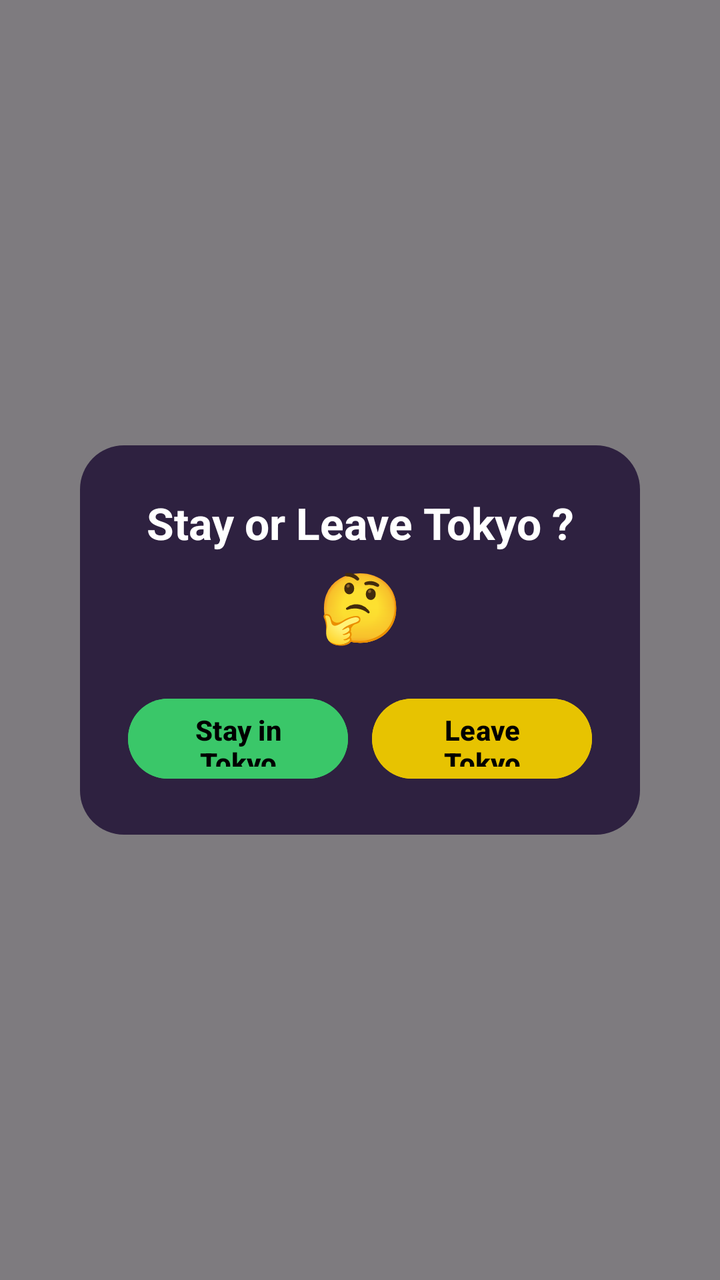
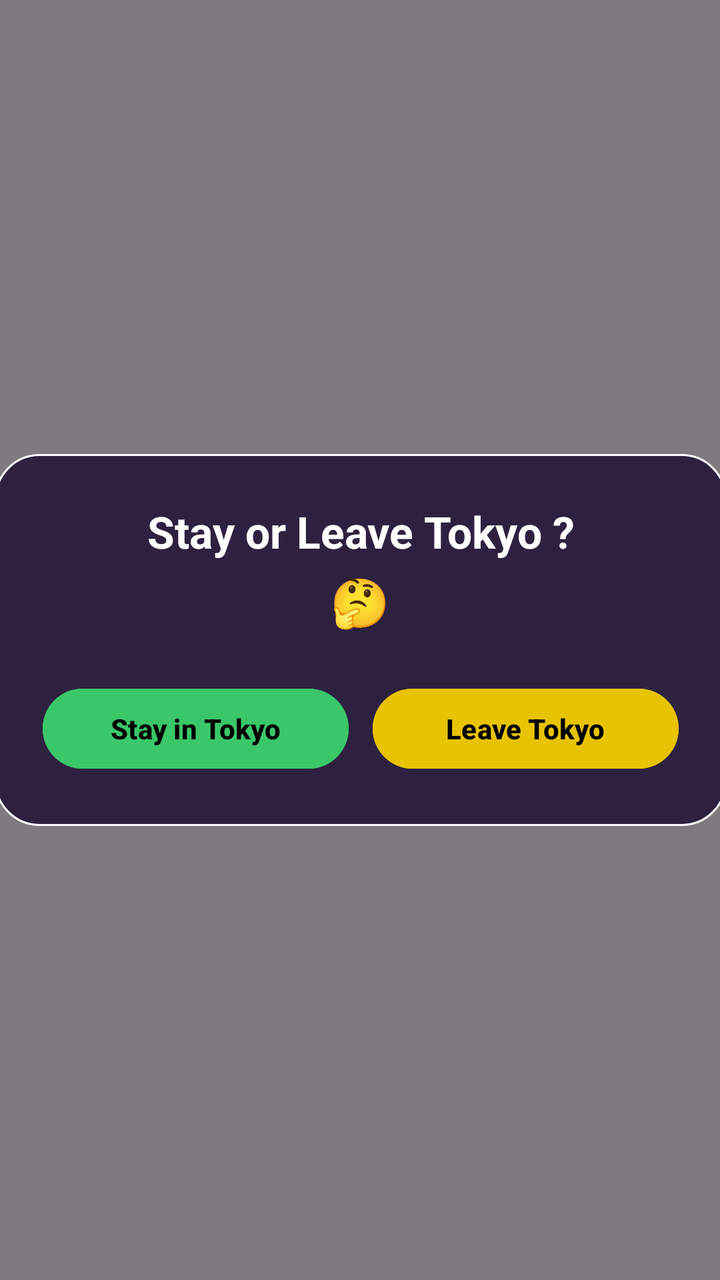

Screens rendered from an Android XML layout before and after an edit, with the pre-edit source and the edit as a unified diff.
<!-- AndroidManifest.xml: application theme Theme.KingOfTokyo -->
<!-- res/layout/fragment_stay_leave_tokyo.xml -->
<?xml version="1.0" encoding="utf-8"?>
<androidx.constraintlayout.widget.ConstraintLayout
    xmlns:android="http://schemas.android.com/apk/res/android"
    xmlns:app="http://schemas.android.com/apk/res-auto"
    android:layout_width="match_parent"
    android:layout_height="match_parent"
    android:background="#80000000">

    
    <androidx.constraintlayout.widget.ConstraintLayout
        android:id="@+id/popup_container"
        android:layout_width="0dp"
        android:layout_height="wrap_content"
        android:layout_margin="40dp"
        android:background="@drawable/bg_stay_leave_popup"
        android:padding="24dp"
        app:layout_constraintTop_toTopOf="parent"
        app:layout_constraintBottom_toBottomOf="parent"
        app:layout_constraintStart_toStartOf="parent"
        app:layout_constraintEnd_toEndOf="parent">

        
        <TextView
            android:id="@+id/title_text"
            android:layout_width="wrap_content"
            android:layout_height="wrap_content"
            android:text="@string/stay_or_leave_tokyo"
            android:textColor="#FFFFFF"
            android:textSize="22sp"
            android:textStyle="bold"
            android:gravity="center"
            app:layout_constraintTop_toTopOf="parent"
            app:layout_constraintStart_toStartOf="parent"
            app:layout_constraintEnd_toEndOf="parent"/>

        <TextView
            android:id="@+id/emoji_text"
            android:layout_width="wrap_content"
            android:layout_height="wrap_content"
            android:text="🤔"
            android:textSize="34sp"
            app:layout_constraintTop_toBottomOf="@id/title_text"
            app:layout_constraintStart_toStartOf="parent"
            app:layout_constraintEnd_toEndOf="parent"
            android:layout_marginTop="4dp"/>

        
        <LinearLayout
            android:id="@+id/buttons_container"
            android:layout_width="0dp"
            android:layout_height="wrap_content"
            android:orientation="horizontal"
            android:gravity="center"
            android:layout_marginTop="20dp"
            app:layout_constraintTop_toBottomOf="@id/emoji_text"
            app:layout_constraintStart_toStartOf="parent"
            app:layout_constraintEnd_toEndOf="parent">

            
            <Button
                android:id="@+id/button_stay"
                android:layout_width="0dp"
                android:layout_height="48dp"
                android:layout_weight="1"
                android:text="@string/stay_in_tokyo"
                android:textStyle="bold"
                android:backgroundTint="#3AC769"
                android:textColor="#000000" />

            
            <Button
                android:id="@+id/button_leave"
                android:layout_width="0dp"
                android:layout_height="48dp"
                android:layout_weight="1"
                android:text="@string/leave_tokyo"
                android:textStyle="bold"
                android:backgroundTint="#E7C301"
                android:textColor="#000000"
                android:layout_marginStart="12dp"/>
        </LinearLayout>

    </androidx.constraintlayout.widget.ConstraintLayout>

</androidx.constraintlayout.widget.ConstraintLayout>
<!-- resources referenced by this layout -->
<resources>
  <!-- drawable bg_stay_leave_popup (drawable) -->
  <?xml version="1.0" encoding="utf-8"?>
  <shape xmlns:android="http://schemas.android.com/apk/res/android"
      android:shape="rectangle">
      <solid android:color="#2E2140"/> 
      <corners android:radius="22dp"/>
  </shape>
  <string name="leave_tokyo">Leave Tokyo</string>
  <string name="stay_in_tokyo">Stay in Tokyo</string>
  <string name="stay_or_leave_tokyo">Stay or Leave Tokyo ?</string>
  <style name="Theme.KingOfTokyo" parent="Base.Theme.KingOfTokyo" />
  <style name="Base.Theme.KingOfTokyo" parent="Theme.Material3.DayNight.NoActionBar">
          
          
      </style>
</resources>

<!-- the commit's change to res/layout/fragment_stay_leave_tokyo.xml (unified diff, before → after) -->
@@ -9,52 +9,52 @@
     
     <androidx.constraintlayout.widget.ConstraintLayout
         android:id="@+id/popup_container"
-        android:layout_width="0dp"
-        android:layout_height="wrap_content"
+        android:layout_width="366dp"
+        android:layout_height="186dp"
         android:layout_margin="40dp"
         android:background="@drawable/bg_stay_leave_popup"
         android:padding="24dp"
-        app:layout_constraintTop_toTopOf="parent"
         app:layout_constraintBottom_toBottomOf="parent"
+        app:layout_constraintEnd_toEndOf="parent"
         app:layout_constraintStart_toStartOf="parent"
-        app:layout_constraintEnd_toEndOf="parent">
+        app:layout_constraintTop_toTopOf="parent">
 
         
         <TextView
             android:id="@+id/title_text"
             android:layout_width="wrap_content"
             android:layout_height="wrap_content"
+            android:gravity="center"
             android:text="@string/stay_or_leave_tokyo"
             android:textColor="#FFFFFF"
             android:textSize="22sp"
             android:textStyle="bold"
-            android:gravity="center"
-            app:layout_constraintTop_toTopOf="parent"
+            app:layout_constraintEnd_toEndOf="parent"
             app:layout_constraintStart_toStartOf="parent"
-            app:layout_constraintEnd_toEndOf="parent"/>
+            app:layout_constraintTop_toTopOf="parent" />
 
         <TextView
             android:id="@+id/emoji_text"
-            android:layout_width="wrap_content"
-            android:layout_height="wrap_content"
+            android:layout_width="31dp"
+            android:layout_height="36dp"
+            android:layout_marginTop="4dp"
             android:text="🤔"
-            android:textSize="34sp"
-            app:layout_constraintTop_toBottomOf="@id/title_text"
+            android:textSize="24sp"
+            app:layout_constraintEnd_toEndOf="parent"
             app:layout_constraintStart_toStartOf="parent"
-            app:layout_constraintEnd_toEndOf="parent"
-            android:layout_marginTop="4dp"/>
+            app:layout_constraintTop_toBottomOf="@id/title_text" />
 
         
         <LinearLayout
             android:id="@+id/buttons_container"
             android:layout_width="0dp"
             android:layout_height="wrap_content"
+            android:layout_marginTop="20dp"
+            android:gravity="center"
             android:orientation="horizontal"
-            android:gravity="center"
-            android:layout_marginTop="20dp"
-            app:layout_constraintTop_toBottomOf="@id/emoji_text"
+            app:layout_constraintEnd_toEndOf="parent"
             app:layout_constraintStart_toStartOf="parent"
-            app:layout_constraintEnd_toEndOf="parent">
+            app:layout_constraintTop_toBottomOf="@id/emoji_text">
 
             
             <Button
@@ -62,22 +62,22 @@
                 android:layout_width="0dp"
                 android:layout_height="48dp"
                 android:layout_weight="1"
+                android:backgroundTint="#3AC769"
                 android:text="@string/stay_in_tokyo"
-                android:textStyle="bold"
-                android:backgroundTint="#3AC769"
-                android:textColor="#000000" />
+                android:textColor="#000000"
+                android:textStyle="bold" />
 
             
             <Button
                 android:id="@+id/button_leave"
                 android:layout_width="0dp"
                 android:layout_height="48dp"
+                android:layout_marginStart="12dp"
                 android:layout_weight="1"
+                android:backgroundTint="#E7C301"
                 android:text="@string/leave_tokyo"
-                android:textStyle="bold"
-                android:backgroundTint="#E7C301"
                 android:textColor="#000000"
-                android:layout_marginStart="12dp"/>
+                android:textStyle="bold" />
         </LinearLayout>
 
     </androidx.constraintlayout.widget.ConstraintLayout>
<!-- resource entries referenced after the edit -->
@@ -4,8 +4,11 @@
   <?xml version="1.0" encoding="utf-8"?>
   <shape xmlns:android="http://schemas.android.com/apk/res/android"
       android:shape="rectangle">
-      <solid android:color="#2E2140"/> 
-      <corners android:radius="22dp"/>
+  
+      <solid android:color="#2E2140"/> <stroke
+      android:width="1dp"
+      android:color="#FFFFFF"/> <corners android:radius="22dp"/>
+  
   </shape>
   <string name="leave_tokyo">Leave Tokyo</string>
   <string name="stay_in_tokyo">Stay in Tokyo</string>
